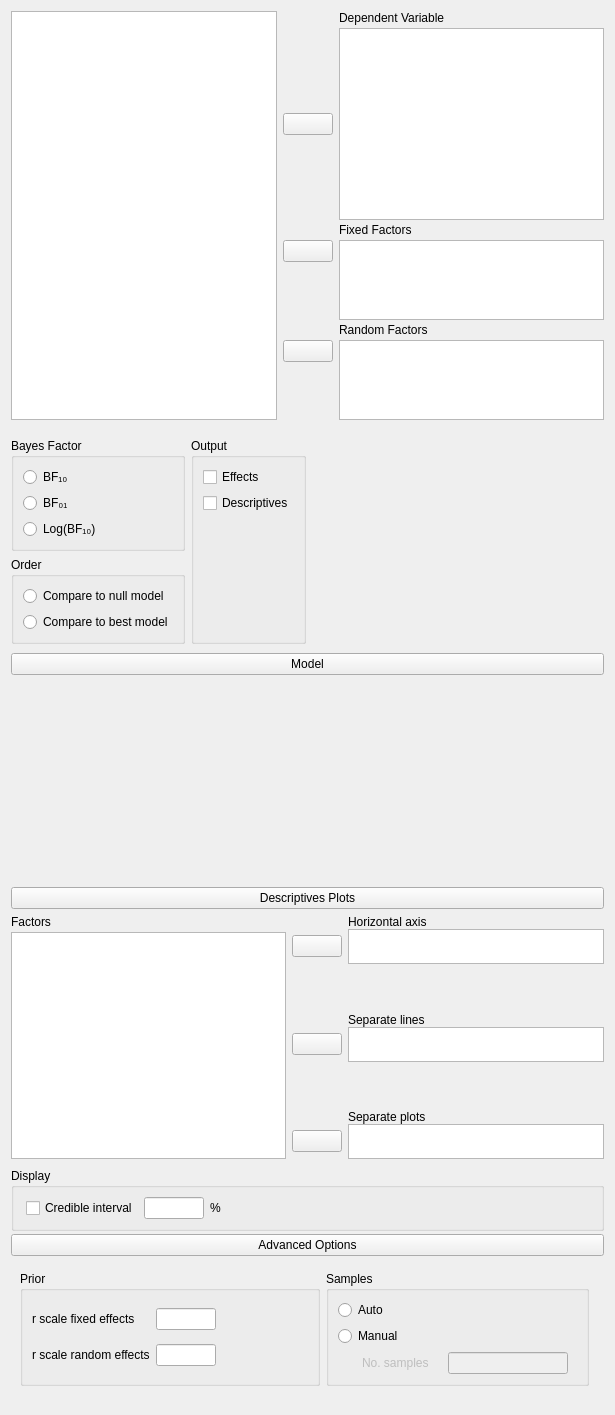
jasp-stats/jasp-desktop, file JASP-Desktop/analysisforms/anovabayesianform.ui: the form before one commit.
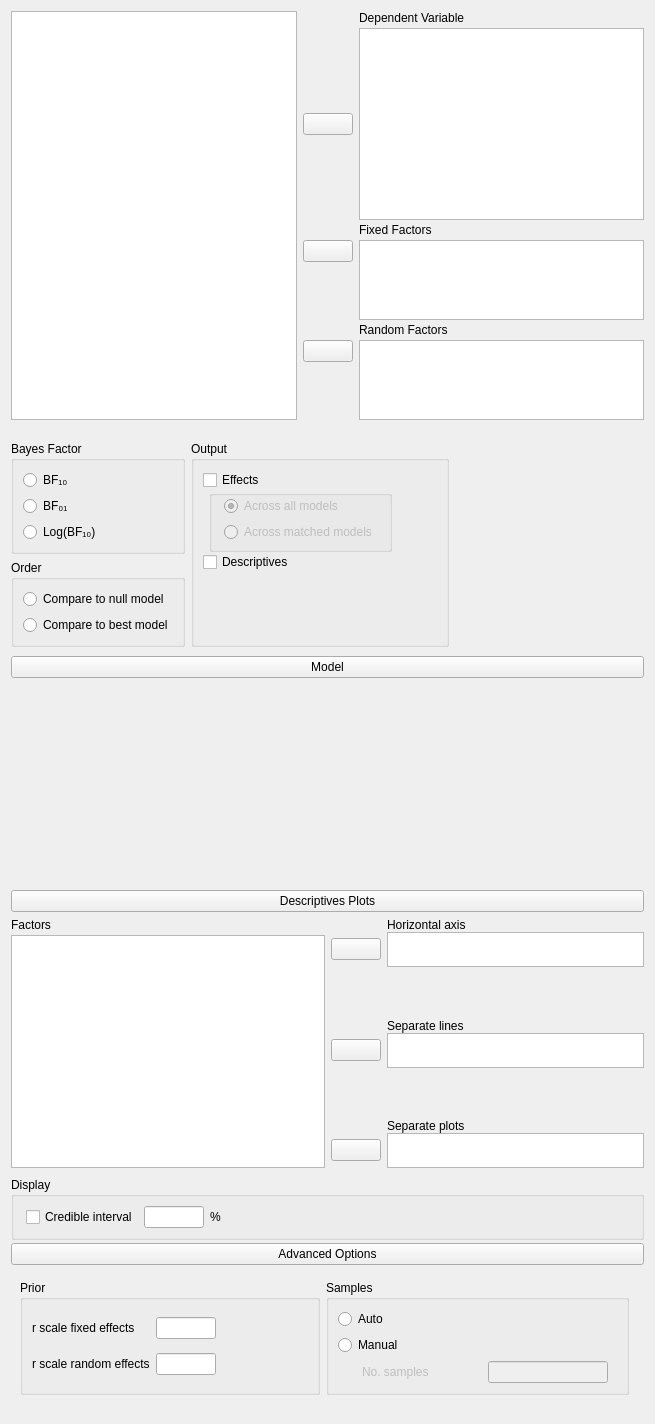
The form after the commit. Custom widgets are drawn as their Qt base class.

Patch:
```diff
--- a/JASP-Desktop/analysisforms/anovabayesianform.ui
+++ b/JASP-Desktop/analysisforms/anovabayesianform.ui
@@ -6,10 +6,16 @@
    <rect>
     <x>0</x>
     <y>0</y>
-    <width>615</width>
-    <height>1415</height>
+    <width>655</width>
+    <height>1424</height>
    </rect>
   </property>
+  <property name="sizePolicy">
+   <sizepolicy hsizetype="Fixed" vsizetype="Preferred">
+    <horstretch>0</horstretch>
+    <verstretch>0</verstretch>
+   </sizepolicy>
+  </property>
   <property name="windowTitle">
    <string>Form</string>
   </property>
@@ -985,7 +991,7 @@
        <number>0</number>
       </property>
       <property name="topMargin">
-       <number>9</number>
+       <number>12</number>
       </property>
       <property name="rightMargin">
        <number>0</number>
@@ -1010,38 +1016,107 @@
          </property>
          <item row="0" column="0">
           <widget class="GroupBox" name="groupBox_3">
+           <property name="sizePolicy">
+            <sizepolicy hsizetype="Minimum" vsizetype="Preferred">
+             <horstretch>0</horstretch>
+             <verstretch>0</verstretch>
+            </sizepolicy>
+           </property>
            <property name="title">
             <string>Output</string>
            </property>
-           <layout class="QGridLayout" name="gridLayout_8">
-            <item row="2" column="0">
-             <spacer name="verticalSpacer_3">
-              <property name="orientation">
-               <enum>Qt::Vertical</enum>
-              </property>
-              <property name="sizeHint" stdset="0">
-               <size>
-                <width>20</width>
-                <height>10</height>
-               </size>
-              </property>
-             </spacer>
-            </item>
-            <item row="1" column="0">
-             <widget class="BoundCheckBox" name="descriptives">
-              <property name="text">
-               <string>Descriptives</string>
-              </property>
-             </widget>
-            </item>
-            <item row="0" column="0">
+           <layout class="QFormLayout" name="formLayout">
+            <property name="verticalSpacing">
+             <number>0</number>
+            </property>
+            <property name="rightMargin">
+             <number>12</number>
+            </property>
+            <item row="0" column="0" colspan="2">
              <widget class="BoundCheckBox" name="effects">
               <property name="text">
                <string>Effects</string>
               </property>
              </widget>
             </item>
+            <item row="1" column="1">
+             <widget class="BoundGroupBox" name="effectsType">
+              <property name="enabled">
+               <bool>false</bool>
+              </property>
+              <property name="sizePolicy">
+               <sizepolicy hsizetype="Fixed" vsizetype="Fixed">
+                <horstretch>0</horstretch>
+                <verstretch>0</verstretch>
+               </sizepolicy>
+              </property>
+              <property name="title">
+               <string/>
+              </property>
+              <layout class="QGridLayout" name="gridLayout_10">
+               <property name="leftMargin">
+                <number>12</number>
+               </property>
+               <property name="topMargin">
+                <number>0</number>
+               </property>
+               <property name="rightMargin">
+                <number>12</number>
+               </property>
+               <property name="bottomMargin">
+                <number>7</number>
+               </property>
+               <property name="verticalSpacing">
+                <number>-1</number>
+               </property>
+               <item row="3" column="0">
+                <widget class="QRadioButton" name="excludeInteractions">
+                 <property name="text">
+                  <string>Across matched models</string>
+                 </property>
+                </widget>
+               </item>
+               <item row="2" column="0">
+                <widget class="QRadioButton" name="allModels">
+                 <property name="text">
+                  <string>Across all models</string>
+                 </property>
+                 <property name="checked">
+                  <bool>true</bool>
+                 </property>
+                </widget>
+               </item>
+              </layout>
+             </widget>
+            </item>
+            <item row="3" column="0" colspan="2">
+             <widget class="BoundCheckBox" name="descriptives">
+              <property name="text">
+               <string>Descriptives</string>
+              </property>
+             </widget>
+            </item>
+            <item row="4" column="1">
+             <spacer name="horizontalSpacer_4">
+              <property name="orientation">
+               <enum>Qt::Horizontal</enum>
+              </property>
+              <property name="sizeType">
+               <enum>QSizePolicy::Fixed</enum>
+              </property>
+              <property name="sizeHint" stdset="0">
+               <size>
+                <width>225</width>
+                <height>20</height>
+               </size>
+              </property>
+             </spacer>
+            </item>
            </layout>
+           <zorder>effectsType</zorder>
+           <zorder>descriptives</zorder>
+           <zorder>effects</zorder>
+           <zorder>horizontalSpacer_4</zorder>
           </widget>
          </item>
         </layout>
@@ -1065,7 +1140,7 @@
          <item row="2" column="0">
           <widget class="BoundGroupBox" name="bayesFactorType">
            <property name="sizePolicy">
-            <sizepolicy hsizetype="Preferred" vsizetype="Minimum">
+            <sizepolicy hsizetype="Preferred" vsizetype="Preferred">
              <horstretch>0</horstretch>
              <verstretch>0</verstretch>
             </sizepolicy>
@@ -1077,6 +1152,13 @@
             <bool>false</bool>
            </property>
            <layout class="QGridLayout" name="gridLayout_13">
+            <item row="0" column="0">
+             <widget class="QRadioButton" name="_1">
+              <property name="text">
+               <string>BF₁₀</string>
+              </property>
+             </widget>
+            </item>
             <item row="1" column="0">
              <widget class="QRadioButton" name="_2">
               <property name="text">
@@ -1091,54 +1173,21 @@
               </property>
              </widget>
             </item>
-            <item row="0" column="0">
-             <widget class="QRadioButton" name="_1">
-              <property name="text">
-               <string>BF₁₀</string>
-              </property>
-             </widget>
-            </item>
-            <item row="1" column="1">
-             <spacer name="horizontalSpacer_4">
-              <property name="orientation">
-               <enum>Qt::Horizontal</enum>
-              </property>
-              <property name="sizeHint" stdset="0">
-               <size>
-                <width>40</width>
-                <height>20</height>
-               </size>
-              </property>
-             </spacer>
-            </item>
            </layout>
           </widget>
          </item>
          <item row="3" column="0">
           <widget class="BoundGroupBox" name="bayesFactorOrder">
            <property name="sizePolicy">
-            <sizepolicy hsizetype="Fixed" vsizetype="Fixed">
+            <sizepolicy hsizetype="Preferred" vsizetype="Preferred">
              <horstretch>0</horstretch>
              <verstretch>0</verstretch>
             </sizepolicy>
            </property>
-           <property name="minimumSize">
-            <size>
-             <width>0</width>
-             <height>0</height>
-            </size>
-           </property>
            <property name="title">
             <string>Order</string>
            </property>
-           <layout class="QGridLayout" name="gridLayout_19">
-            <item row="1" column="0">
-             <widget class="QRadioButton" name="__4">
-              <property name="text">
-               <string>Compare to best model</string>
-              </property>
-             </widget>
-            </item>
+           <layout class="QGridLayout" name="gridLayout_8">
             <item row="0" column="0">
              <widget class="QRadioButton" name="__3">
               <property name="text">
@@ -1146,6 +1195,13 @@
               </property>
              </widget>
             </item>
+            <item row="1" column="0">
+             <widget class="QRadioButton" name="__4">
+              <property name="text">
+               <string>Compare to best model</string>
+              </property>
+             </widget>
+            </item>
            </layout>
           </widget>
          </item>
```
Left out of the diff: 16 changed lines with no effect on the pictures.
